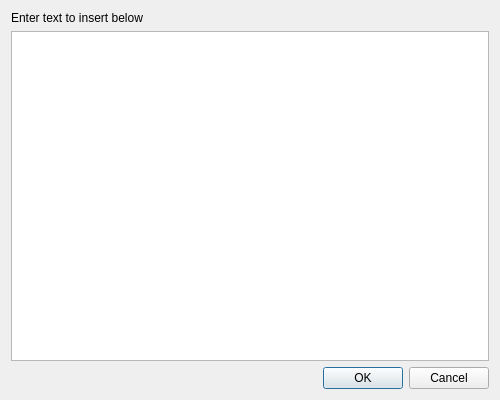
Ratchet/warren, file warren/ui/PastebinDialog.ui: the form before one commit.
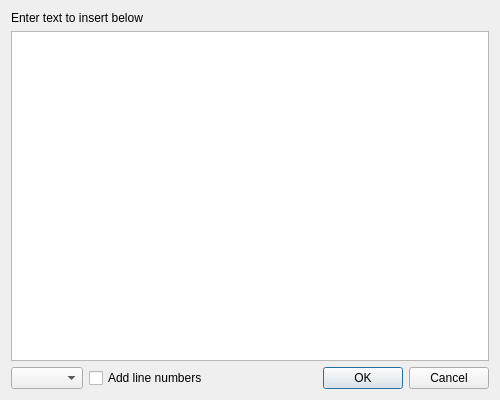
The form after the commit.

Patch:
```diff
--- a/warren/ui/PastebinDialog.ui
+++ b/warren/ui/PastebinDialog.ui
@@ -34,22 +34,32 @@
   <property name="windowTitle">
    <string>Pastebin</string>
   </property>
-  <layout class="QVBoxLayout" name="verticalLayout">
-   <item>
+  <layout class="QGridLayout" name="gridLayout">
+   <item row="0" column="0" colspan="2">
     <widget class="QLabel" name="label">
      <property name="text">
       <string>Enter text to insert below</string>
      </property>
     </widget>
    </item>
-   <item>
+   <item row="1" column="0" colspan="3">
     <widget class="QPlainTextEdit" name="plainTextEdit">
      <property name="lineWrapMode">
       <enum>QPlainTextEdit::NoWrap</enum>
      </property>
     </widget>
    </item>
-   <item>
+   <item row="2" column="0">
+    <widget class="QComboBox" name="shl_select"/>
+   </item>
+   <item row="2" column="1">
+    <widget class="QCheckBox" name="linenos_checkbox">
+     <property name="text">
+      <string>Add line numbers</string>
+     </property>
+    </widget>
+   </item>
+   <item row="2" column="2">
     <widget class="QDialogButtonBox" name="buttonBox">
      <property name="standardButtons">
       <set>QDialogButtonBox::Cancel|QDialogButtonBox::Ok</set>
```
